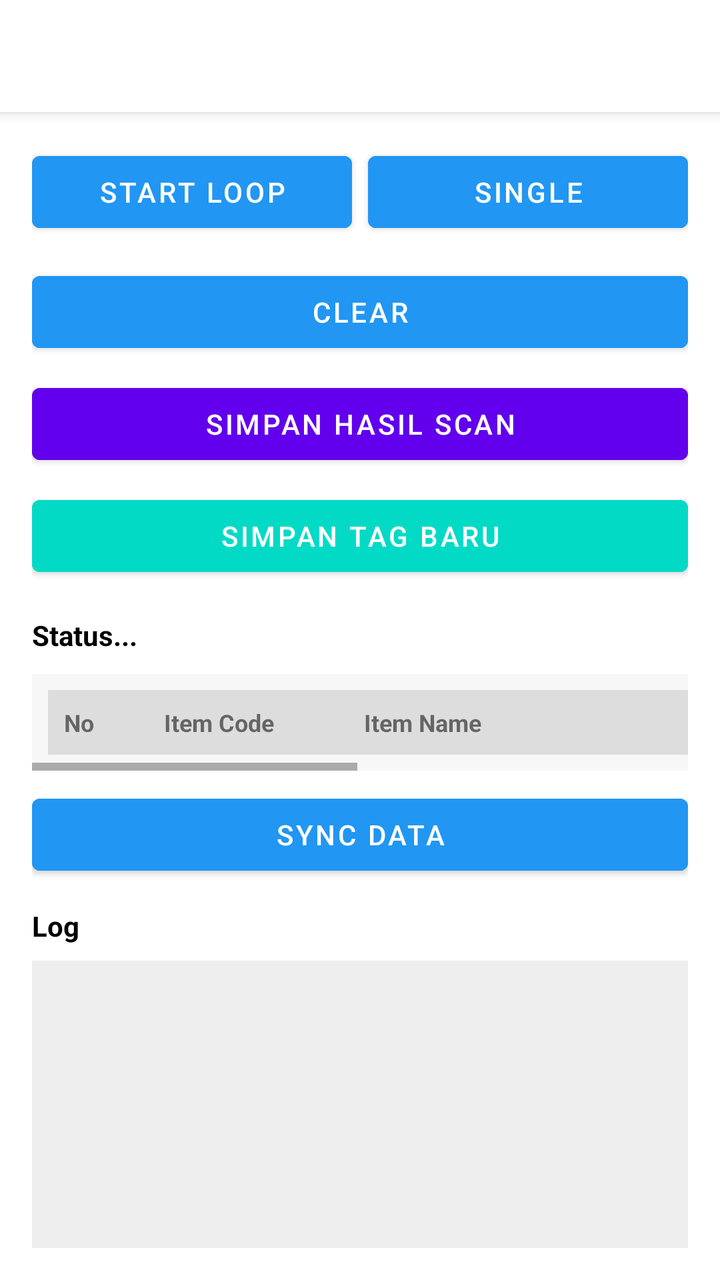
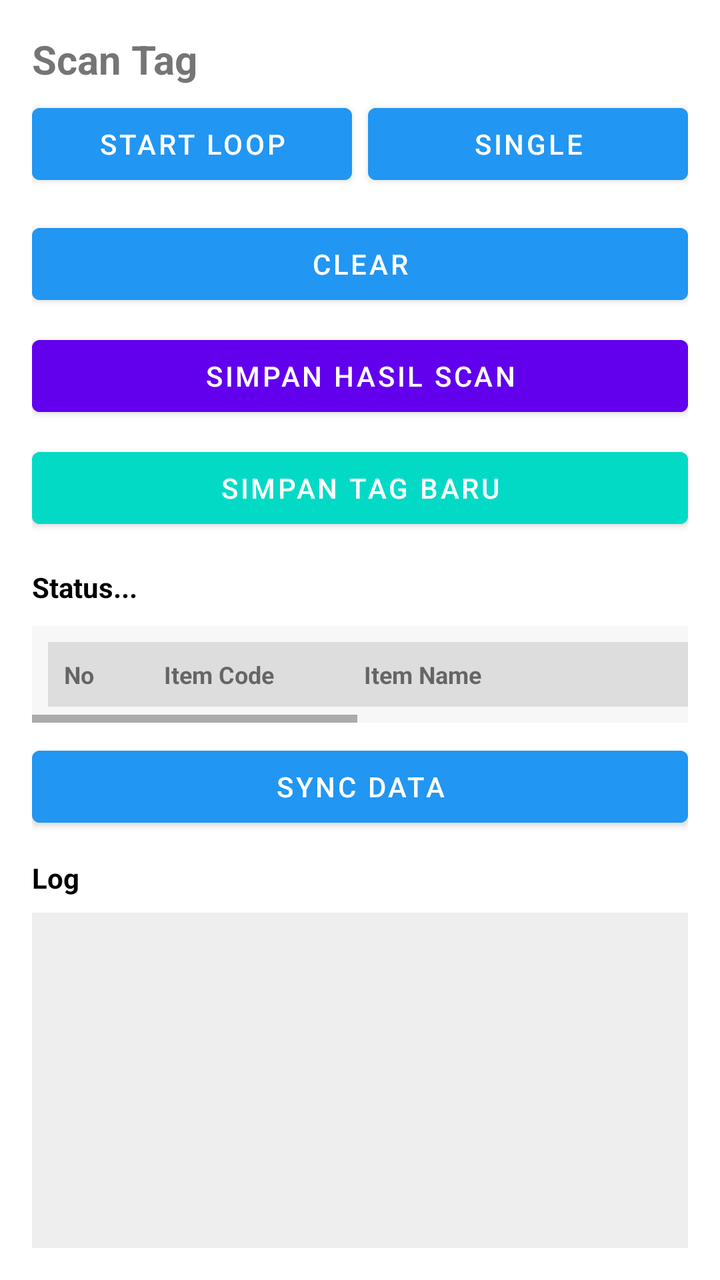

Two renders of the same Android screen: before a commit and after it. Below are the layout's source before the change and the commit's diff.
<!-- AndroidManifest.xml: application theme Theme.Newrfid -->
<!-- res/layout/fragment_scan.xml -->
<?xml version="1.0" encoding="utf-8"?>
<androidx.coordinatorlayout.widget.CoordinatorLayout
    xmlns:android="http://schemas.android.com/apk/res/android"
    xmlns:app="http://schemas.android.com/apk/res-auto"
    android:layout_width="match_parent"
    android:layout_height="match_parent"
    android:background="@android:color/white">

    <com.google.android.material.appbar.AppBarLayout
        android:layout_width="match_parent"
        android:layout_height="wrap_content">

        <com.google.android.material.appbar.MaterialToolbar
            android:id="@+id/toolbar"
            android:layout_width="match_parent"
            android:layout_height="?attr/actionBarSize"
            android:background="@android:color/white"
            android:title="@string/rfid_scanner"
            android:titleTextColor="@android:color/black"
            app:titleCentered="false" />
    </com.google.android.material.appbar.AppBarLayout>

    <androidx.core.widget.NestedScrollView
        android:id="@+id/rootScroll"
        android:layout_width="match_parent"
        android:layout_height="match_parent"
        android:fillViewport="true"
        android:padding="16dp"
        app:layout_behavior="@string/appbar_scrolling_view_behavior">

        <LinearLayout
            android:id="@+id/root"
            android:layout_width="match_parent"
            android:layout_height="wrap_content"
            android:orientation="vertical">

            
            <LinearLayout
                android:layout_width="match_parent"
                android:layout_height="wrap_content"
                android:orientation="horizontal">

                <Button
                    android:id="@+id/btnLoop"
                    android:layout_width="0dp"
                    android:layout_height="wrap_content"
                    android:layout_weight="1"
                    android:text="@string/start_loop"
                    android:textColor="@android:color/white"
                    android:layout_marginEnd="8dp"
                    android:backgroundTint="@color/blue_500" />

                <Button
                    android:id="@+id/btnSingle"
                    android:layout_width="0dp"
                    android:layout_height="wrap_content"
                    android:layout_weight="1"
                    android:text="@string/single"
                    android:textColor="@android:color/white"
                    android:backgroundTint="@color/blue_500" />
            </LinearLayout>

            <Button
                android:id="@+id/btnClear"
                android:layout_width="match_parent"
                android:layout_height="wrap_content"
                android:layout_marginTop="12dp"
                android:text="@string/clear"
                android:textColor="@android:color/white"
                android:backgroundTint="@color/blue_500" />

            <Button
                android:id="@+id/btnSaveScan"
                android:layout_width="match_parent"
                android:layout_height="wrap_content"
                android:layout_marginTop="8dp"
                android:text="Simpan Hasil Scan"
                android:textColor="@android:color/white"
                android:backgroundTint="@color/design_default_color_primary" />

            <Button
                android:id="@+id/btnPush"
                android:layout_width="match_parent"
                android:layout_height="wrap_content"
                android:layout_marginTop="8dp"
                android:text="@string/push_server"
                android:textColor="@android:color/white"
                android:backgroundTint="@color/design_default_color_secondary" />

            
            <TextView
                android:id="@+id/tvInfo"
                android:layout_width="match_parent"
                android:layout_height="wrap_content"
                android:layout_marginTop="16dp"
                android:text="@string/status"
                android:textSize="14sp"
                android:textStyle="bold"
                android:textColor="@android:color/black" />

            <HorizontalScrollView
                android:layout_width="match_parent"
                android:layout_height="wrap_content"
                android:layout_marginTop="10dp"
                android:fillViewport="true"
                android:scrollbars="horizontal"
                android:background="#F7F7F7">

                <LinearLayout
                    android:layout_width="wrap_content"
                    android:layout_height="wrap_content"
                    android:orientation="vertical"
                    android:padding="8dp">

                    <LinearLayout
                        android:layout_width="wrap_content"
                        android:layout_height="wrap_content"
                        android:orientation="horizontal"
                        android:background="#DDDDDD"
                        android:padding="8dp">

                        <TextView
                            android:layout_width="50dp"
                            android:layout_height="wrap_content"
                            android:text="No"
                            android:textStyle="bold"
                            android:textSize="12sp" />

                        <TextView
                            android:layout_width="100dp"
                            android:layout_height="wrap_content"
                            android:text="Item Code"
                            android:textStyle="bold"
                            android:textSize="12sp" />

                        <TextView
                            android:layout_width="200dp"
                            android:layout_height="wrap_content"
                            android:text="Item Name"
                            android:textStyle="bold"
                            android:textSize="12sp" />

                        <TextView
                            android:layout_width="60dp"
                            android:layout_height="wrap_content"
                            android:gravity="end"
                            android:text="End Stock"
                            android:textStyle="bold"
                            android:textSize="12sp" />

                        <TextView
                            android:layout_width="60dp"
                            android:layout_height="wrap_content"
                            android:gravity="end"
                            android:text="Scan"
                            android:textStyle="bold"
                            android:textSize="12sp" />

                        <TextView
                            android:layout_width="60dp"
                            android:layout_height="wrap_content"
                            android:gravity="end"
                            android:text="Selisih"
                            android:textStyle="bold"
                            android:textSize="12sp" />

                        <TextView
                            android:layout_width="100dp"
                            android:layout_height="wrap_content"
                            android:gravity="end"
                            android:text="Status"
                            android:textStyle="bold"
                            android:textSize="12sp" />
                    </LinearLayout>

                    
                    <androidx.recyclerview.widget.RecyclerView
                        android:id="@+id/rvProducts"
                        android:layout_width="wrap_content"
                        android:layout_height="wrap_content"
                        android:nestedScrollingEnabled="false" />
                </LinearLayout>
            </HorizontalScrollView>

            <Button
                android:id="@+id/btnSync"
                android:layout_width="match_parent"
                android:layout_height="wrap_content"
                android:layout_marginTop="8dp"
                android:text="@string/sync_data"
                android:textColor="@android:color/white"
                android:backgroundTint="@color/blue_500" />

            <TextView
                android:layout_width="match_parent"
                android:layout_height="wrap_content"
                android:layout_marginTop="12dp"
                android:text="@string/log"
                android:textStyle="bold"
                android:textColor="@android:color/black" />

            <TextView
                android:id="@+id/tvLog"
                android:layout_width="match_parent"
                android:layout_height="300dp"
                android:layout_marginTop="8dp"
                android:textSize="12sp"
                android:textColor="@android:color/black"
                android:textIsSelectable="true"
                android:background="#EEEEEE"
                android:padding="10dp"
                android:scrollbars="vertical" />

        </LinearLayout>
    </androidx.core.widget.NestedScrollView>

</androidx.coordinatorlayout.widget.CoordinatorLayout>
<!-- resources referenced by this layout -->
<resources>
  <color name="blue_500">#2196F3</color>
  <string name="clear">Clear</string>
  <string name="log">Log</string>
  <string name="push_server">Simpan Tag Baru</string>
  <string name="rfid_scanner">RFID Scanner</string>
  <string name="single">Single</string>
  <string name="start_loop">Start Loop</string>
  <string name="status">Status...</string>
  <string name="sync_data">Sync Data</string>
  <style name="Theme.Newrfid" parent="Theme.MaterialComponents.Light.NoActionBar">
          <item name="android:windowBackground">@android:color/white</item>
          <item name="colorSurface">@android:color/white</item>
          <item name="colorOnSurface">@android:color/black</item>
  
          <item name="colorPrimary">#2196F3</item>
          <item name="colorPrimaryVariant">#1976D2</item>
          <item name="colorOnPrimary">@android:color/white</item>
  
          <item name="android:statusBarColor">@android:color/white</item>
          <item name="android:windowLightStatusBar">true</item>
      </style>
</resources>

<!-- the commit's change to res/layout/fragment_scan.xml (unified diff, before → after) -->
@@ -6,20 +6,6 @@
     android:layout_height="match_parent"
     android:background="@android:color/white">
 
-    <com.google.android.material.appbar.AppBarLayout
-        android:layout_width="match_parent"
-        android:layout_height="wrap_content">
-
-        <com.google.android.material.appbar.MaterialToolbar
-            android:id="@+id/toolbar"
-            android:layout_width="match_parent"
-            android:layout_height="?attr/actionBarSize"
-            android:background="@android:color/white"
-            android:title="@string/rfid_scanner"
-            android:titleTextColor="@android:color/black"
-            app:titleCentered="false" />
-    </com.google.android.material.appbar.AppBarLayout>
-
     <androidx.core.widget.NestedScrollView
         android:id="@+id/rootScroll"
         android:layout_width="match_parent"
@@ -33,6 +19,14 @@
             android:layout_width="match_parent"
             android:layout_height="wrap_content"
             android:orientation="vertical">
+
+            <TextView
+                android:layout_width="match_parent"
+                android:layout_height="wrap_content"
+                android:text="Scan Tag"
+                android:textSize="20sp"
+                android:textStyle="bold"
+                android:paddingBottom="5dp" />
 
             
             <LinearLayout
<!-- resource entries referenced after the edit -->
@@ -4,7 +4,6 @@
   <string name="clear">Clear</string>
   <string name="log">Log</string>
   <string name="push_server">Simpan Tag Baru</string>
-  <string name="rfid_scanner">RFID Scanner</string>
   <string name="single">Single</string>
   <string name="start_loop">Start Loop</string>
   <string name="status">Status...</string>
